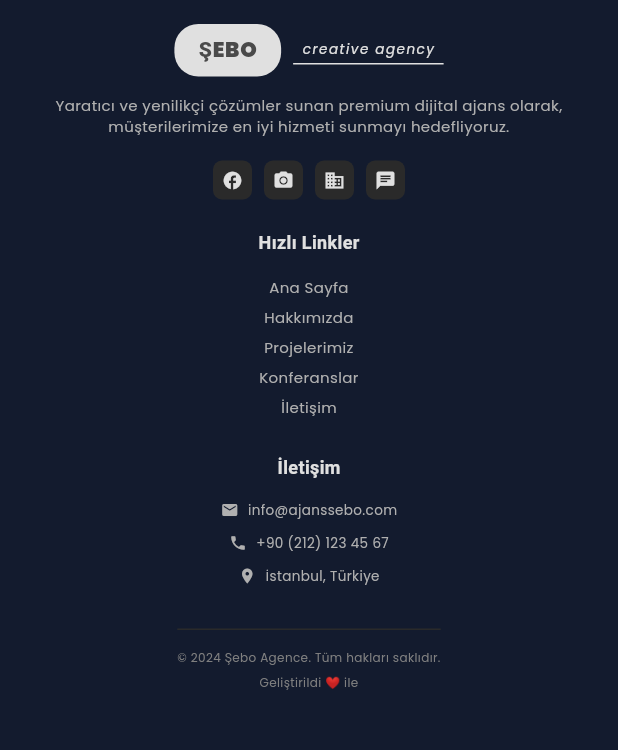
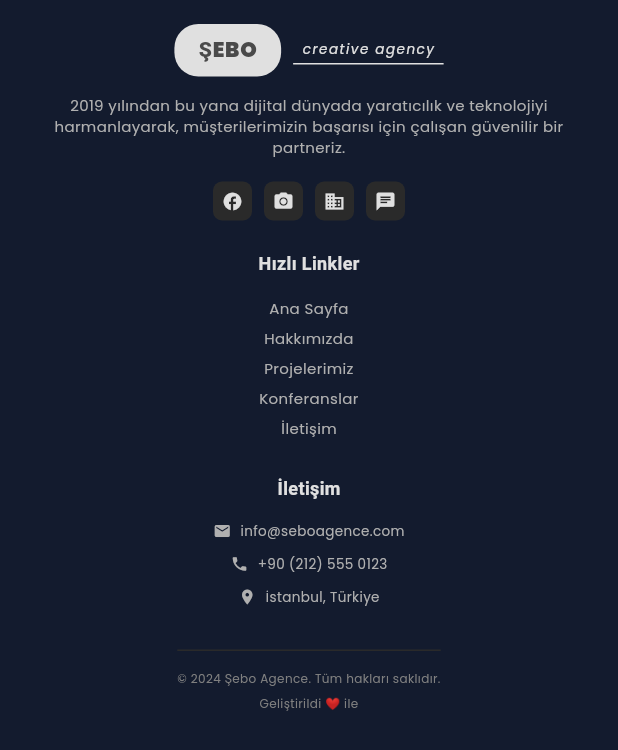
Before and after one commit to yusufftncy/seboagence, a Flutter app: the _FooterWidget widget shown alone on an empty page, opened directly, on a phone screen of 412 x 824 dp. Shown: the top 750 px of the screen. Run offline on Flutter 3.47's test engine with Material 3 defaults, Android fonts, the phone set to English and light mode, and no system bars; our stand-ins replace flutter_riverpod, google_fonts; Roboto replaces fonts that are missing (Montserrat).

Commit message:
Optimize About Us page content with improved text and descriptions

```diff
--- a/lib/presentation/pages/about_page.dart
+++ b/lib/presentation/pages/about_page.dart
@@ -92,7 +92,7 @@ class _HeroSection extends StatelessWidget {
 
           // Alt başlık
           Text(
-            'Yaratıcı Çözümler, Etkili Sonuçlar',
+            'Dijital Dünyada Fark Yaratıyoruz',
             style: TextStyle(
               color: Branding.white.withValues(alpha: 0.9),
               fontSize: isMobile
@@ -109,7 +109,7 @@ class _HeroSection extends StatelessWidget {
 
           // Açıklama
           Text(
-            'Şebo Agency olarak, dijital dünyada yaratıcılık ve teknolojiyi birleştirerek müşterilerimize en iyi deneyimi sunuyoruz. 5 yıllık deneyimimizle, markanızı dijital dünyada öne çıkarıyoruz.',
+            'Şebo Agency olarak, 2019 yılından bu yana dijital pazarlama, web tasarım ve mobil uygulama geliştirme alanlarında uzmanlaşmış bir ekibiz. Müşterilerimizin dijital dönüşüm yolculuğunda güvenilir partneri olarak, yaratıcı çözümlerle markalarını öne çıkarıyoruz.',
             style: TextStyle(
               color: Branding.white.withValues(alpha: 0.8),
               fontSize: isMobile ? 16.0 : 18.0,
@@ -213,7 +213,7 @@ class _MissionVisionSection extends StatelessWidget {
           ),
           SizedBox(height: Branding.spacingS),
           Text(
-            'Müşterilerimize en iyi dijital deneyimi sunarak, markalarını dijital dünyada öne çıkarmak ve hedeflerine ulaşmalarını sağlamak.',
+            'Her projede müşteri memnuniyetini ön planda tutarak, stratejik yaklaşım ve yaratıcı tasarım anlayışıyla markaların dijital varlığını güçlendiriyoruz. Müşterilerimizin iş hedeflerine ulaşması için özelleştirilmiş çözümler üretiyoruz.',
             style: TextStyle(
               color: Branding.white.withValues(alpha: 0.8),
               fontSize: 14.0,
@@ -264,7 +264,7 @@ class _MissionVisionSection extends StatelessWidget {
           ),
           SizedBox(height: Branding.spacingS),
           Text(
-            'Dijital dünyada öncü olmak, yaratıcılık ve teknolojiyi birleştirerek sektörde fark yaratan çözümler üretmek.',
+            'Türkiye\'nin önde gelen dijital ajanslarından biri olarak, sürekli gelişen teknoloji dünyasında yenilikçi yaklaşımlarla sektörde öncü konumumuzu korumak ve müşterilerimize en güncel çözümleri sunmak.',
             style: TextStyle(
               color: Branding.white.withValues(alpha: 0.8),
               fontSize: 14.0,
@@ -306,7 +306,7 @@ class _ValuesSection extends StatelessWidget {
           ),
           SizedBox(height: Branding.spacingS),
           Text(
-            'Çalışma prensiplerimiz ve değerlerimiz',
+            'İş yapış şeklimizi belirleyen temel değerlerimiz',
             style: TextStyle(
               color: Branding.white.withValues(alpha: 0.7),
               fontSize: isMobile ? 16.0 : 18.0,
@@ -333,28 +333,28 @@ class _ValuesSection extends StatelessWidget {
         _buildValueCard(
           icon: Icons.lightbulb,
           title: 'Yaratıcılık',
-          description: 'Benzersiz ve etkili çözümler üretiyoruz',
+          description: 'Her projede özgün ve etkileyici tasarım çözümleri geliştiriyoruz',
           color: Branding.primary,
         ),
         SizedBox(height: Branding.spacingL),
         _buildValueCard(
           icon: Icons.star,
           title: 'Kalite',
-          description: 'En yüksek standartlarda hizmet veriyoruz',
+          description: 'Uluslararası standartlarda, detaylara önem veren yaklaşımla çalışıyoruz',
           color: Branding.secondary,
         ),
         SizedBox(height: Branding.spacingL),
         _buildValueCard(
           icon: Icons.security,
           title: 'Güvenilirlik',
-          description: 'Sözümüzü tutar, güvenilir partneriz',
+          description: 'Zamanında teslimat ve şeffaf iletişimle güvenilir partnerlik kuruyoruz',
           color: Branding.secondary,
         ),
         SizedBox(height: Branding.spacingL),
         _buildValueCard(
           icon: Icons.trending_up,
           title: 'İnovasyon',
-          description: 'Sürekli gelişim ve yenilik peşindeyiz',
+          description: 'En son teknolojileri takip ederek sürekli yenilik ve gelişim sağlıyoruz',
           color: Branding.primary,
         ),
       ],
@@ -532,7 +532,7 @@ class _AchievementsSection extends StatelessWidget {
           ),
           SizedBox(height: Branding.spacingS),
           Text(
-            'Rakamlarla başarı hikayemiz',
+            'Çalışmalarımızın somut göstergeleri',
             style: TextStyle(
               color: Branding.white.withValues(alpha: 0.7),
               fontSize: isMobile ? 16.0 : 18.0,
@@ -557,30 +557,30 @@ class _AchievementsSection extends StatelessWidget {
     return Column(
       children: [
         _buildAchievementCard(
-          number: '100+',
+          number: '150+',
           title: 'Başarılı Proje',
-          description: 'Tamamlanan proje sayısı',
+          description: 'Farklı sektörlerde tamamlanan proje',
           color: Branding.primary,
         ),
         SizedBox(height: Branding.spacingL),
         _buildAchievementCard(
-          number: '50+',
+          number: '80+',
           title: 'Mutlu Müşteri',
-          description: 'Memnun müşteri sayısı',
+          description: 'Uzun vadeli işbirliği yapan müşteri',
           color: Branding.secondary,
         ),
         SizedBox(height: Branding.spacingL),
         _buildAchievementCard(
-          number: '5',
+          number: '5+',
           title: 'Yıllık Deneyim',
-          description: 'Sektördeki deneyimimiz',
+          description: 'Dijital pazarlama alanında uzmanlık',
           color: Branding.secondary,
         ),
         SizedBox(height: Branding.spacingL),
         _buildAchievementCard(
-          number: '24/7',
-          title: 'Destek',
-          description: 'Kesintisiz hizmet',
+          number: '98%',
+          title: 'Müşteri Memnuniyeti',
+          description: 'Proje tamamlama oranımız',
           color: Branding.primary,
         ),
       ],
@@ -760,7 +760,7 @@ class _TeamSection extends StatelessWidget {
           ),
           SizedBox(height: Branding.spacingS),
           Text(
-            'Deneyimli ve yaratıcı ekibimizle hizmetinizdeyiz',
+            'Uzman kadromuzla size en iyi hizmeti sunuyoruz',
             style: TextStyle(
               color: Branding.white.withValues(alpha: 0.7),
               fontSize: isMobile ? 16.0 : 18.0,
@@ -787,14 +787,14 @@ class _TeamSection extends StatelessWidget {
         _buildTeamCard(
           name: 'Şebo Yüceer',
           role: 'Kurucu & CEO',
-          description: 'Dijital strateji ve yönetim uzmanı',
+          description: 'Dijital pazarlama stratejisti ve proje yöneticisi. 5+ yıllık sektör deneyimi ile müşteri odaklı çözümler geliştiriyor.',
           color: Branding.primary,
         ),
         SizedBox(height: Branding.spacingL),
         _buildTeamCard(
           name: 'Şebo Ekibi',
-          role: 'Yaratıcı Takım',
-          description: 'Tasarım ve geliştirme uzmanları',
+          role: 'Uzman Takım',
+          description: 'Web tasarım, mobil uygulama geliştirme ve dijital pazarlama alanlarında uzmanlaşmış deneyimli profesyoneller.',
           color: Branding.secondary,
         ),
       ],
@@ -1060,7 +1060,7 @@ class _FooterWidget extends StatelessWidget {
 
         // Açıklama - Mobile'da küçük ve ortalanmış
         Text(
-          'Yaratıcı ve yenilikçi çözümler sunan premium dijital ajans olarak, müşterilerimize en iyi hizmeti sunmayı hedefliyoruz.',
+          '2019 yılından bu yana dijital dünyada yaratıcılık ve teknolojiyi harmanlayarak, müşterilerimizin başarısı için çalışan güvenilir bir partneriz.',
           textAlign: TextAlign.center,
           style: AppTypography.bodyMedium.copyWith(
             color: const Color(0xFFB0B0B0),
@@ -1146,7 +1146,7 @@ class _FooterWidget extends StatelessWidget {
 
         // Açıklama
         Text(
-          'Yaratıcı ve yenilikçi çözümler sunan premium dijital ajans olarak, müşterilerimize en iyi hizmeti sunmayı hedefliyoruz.',
+          '2019 yılından bu yana dijital dünyada yaratıcılık ve teknolojiyi harmanlayarak, müşterilerimizin başarısı için çalışan güvenilir bir partneriz.',
           style: AppTypography.bodyMedium.copyWith(
             color: const Color(0xFFB0B0B0),
             height: 1.5,
@@ -1230,7 +1230,7 @@ class _FooterWidget extends StatelessWidget {
 
         // Açıklama
         Text(
-          'Yaratıcı ve yenilikçi çözümler sunan premium dijital ajans olarak, müşterilerimize en iyi hizmeti sunmayı hedefliyoruz.',
+          '2019 yılından bu yana dijital dünyada yaratıcılık ve teknolojiyi harmanlayarak, müşterilerimizin başarısı için çalışan güvenilir bir partneriz.',
           style: AppTypography.bodyMedium.copyWith(
             color: const Color(0xFFB0B0B0),
             height: 1.4,
@@ -1456,8 +1456,8 @@ class _FooterWidget extends StatelessWidget {
           ),
         ),
         const SizedBox(height: 12),
-        _buildMobileContactItem(Icons.email, 'info@ajanssebo.com'),
-        _buildMobileContactItem(Icons.phone, '+90 (212) 123 45 67'),
+        _buildMobileContactItem(Icons.email, 'info@seboagence.com'),
+        _buildMobileContactItem(Icons.phone, '+90 (212) 555 0123'),
         _buildMobileContactItem(Icons.location_on, 'İstanbul, Türkiye'),
       ],
     );
@@ -1476,8 +1476,8 @@ class _FooterWidget extends StatelessWidget {
           ),
         ),
         const SizedBox(height: 14),
-        _buildTabletContactItem(Icons.email, 'info@ajanssebo.com'),
-        _buildTabletContactItem(Icons.phone, '+90 (212) 123 45 67'),
+        _buildTabletContactItem(Icons.email, 'info@seboagence.com'),
+        _buildTabletContactItem(Icons.phone, '+90 (212) 555 0123'),
         _buildTabletContactItem(Icons.location_on, 'İstanbul, Türkiye'),
       ],
     );
@@ -1496,8 +1496,8 @@ class _FooterWidget extends StatelessWidget {
           ),
         ),
         const SizedBox(height: 16),
-        _buildContactItem(Icons.email, 'info@ajanssebo.com'),
-        _buildContactItem(Icons.phone, '+90 (212) 123 45 67'),
+        _buildContactItem(Icons.email, 'info@seboagence.com'),
+        _buildContactItem(Icons.phone, '+90 (212) 555 0123'),
         _buildContactItem(Icons.location_on, 'İstanbul, Türkiye'),
       ],
     );
```
